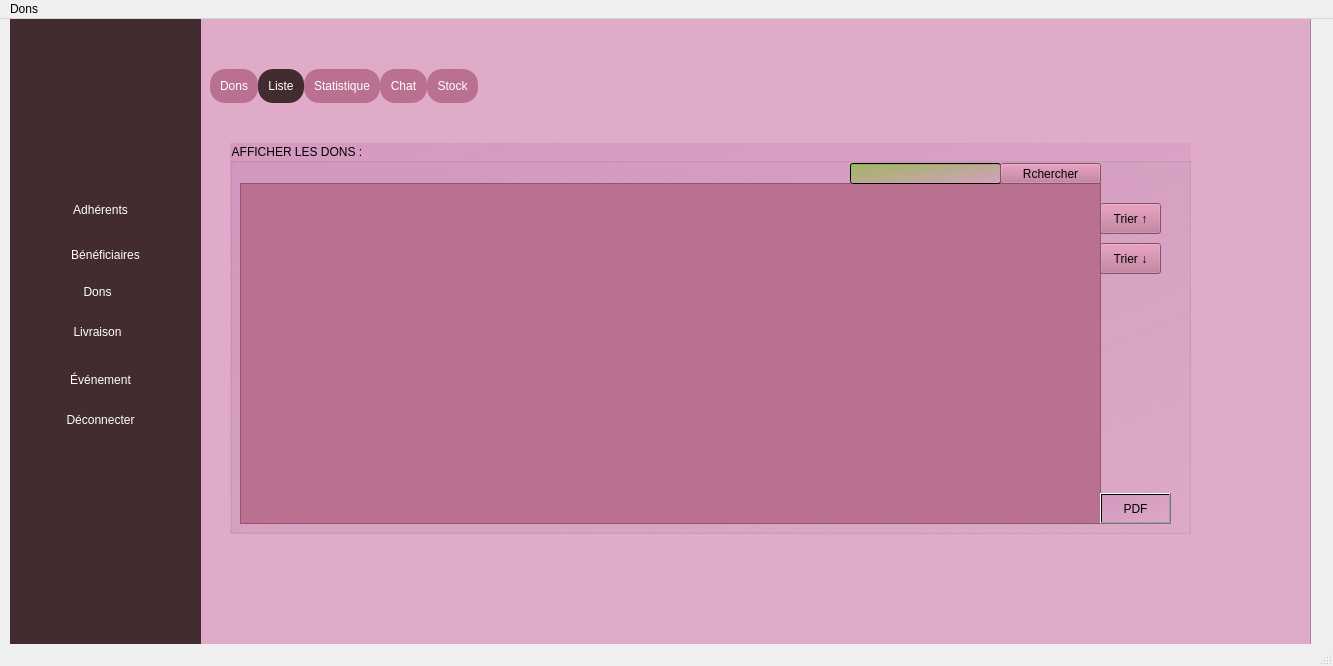
Old version of the form mainwindow.ui in the repository MayssaHakimi/Projet_Share_and_Care.
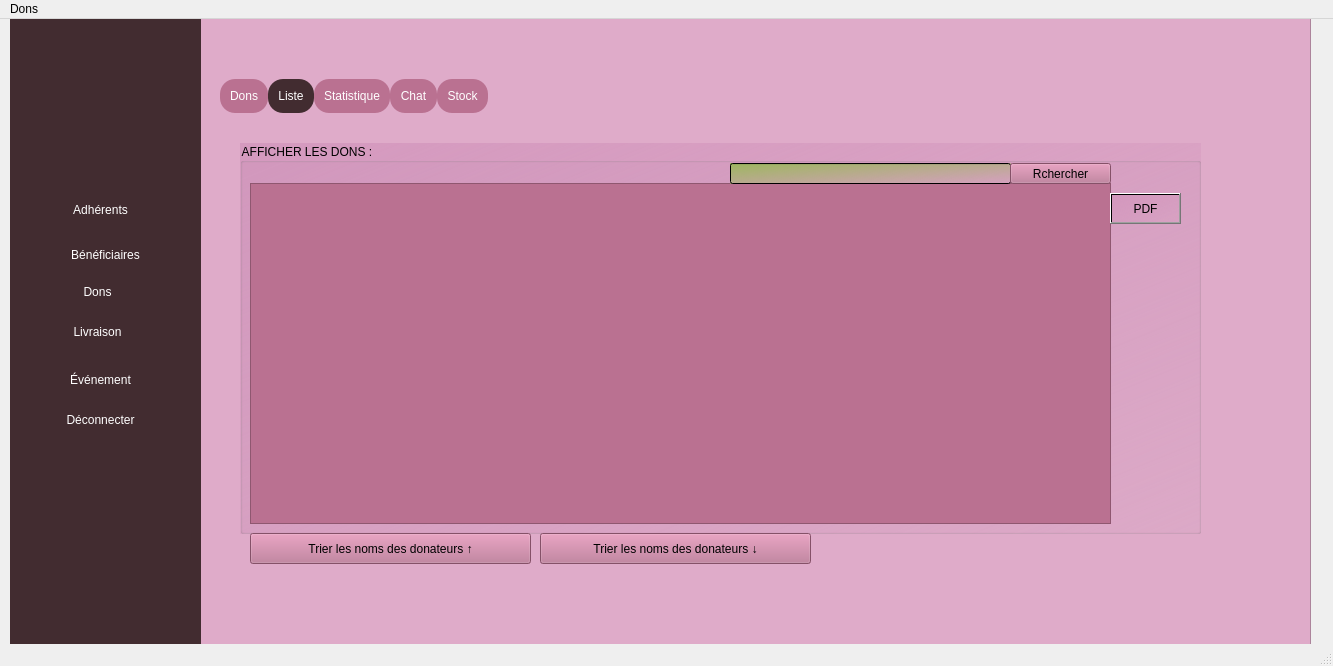
New version of the form. The open tabs and pages were chosen to show the change. Icons and pictures are not drawn.

```diff
--- a/mainwindow.ui
+++ b/mainwindow.ui
@@ -312,8 +312,8 @@
     <widget class="QTabWidget" name="tabWidget">
      <property name="geometry">
       <rect>
-       <x>20</x>
-       <y>300</y>
+       <x>30</x>
+       <y>310</y>
        <width>991</width>
        <height>551</height>
       </rect>
@@ -947,7 +947,7 @@
        <property name="geometry">
         <rect>
          <x>20</x>
-         <y>40</y>
+         <y>30</y>
          <width>961</width>
          <height>391</height>
         </rect>
@@ -978,36 +978,12 @@
          <enum>Qt::ElideLeft</enum>
         </property>
        </widget>
-       <widget class="QPushButton" name="pushButton_23">
-        <property name="geometry">
-         <rect>
-          <x>870</x>
-          <y>100</y>
-          <width>61</width>
-          <height>31</height>
-         </rect>
-        </property>
-        <property name="styleSheet">
-         <string notr="true">#pushButton_23
-{background:rgb(186, 113, 145);
-font: 75 italic 12pt &quot;Times New Roman&quot;;}
-#pushButton_23::hover{
-font: 75 italic 12pt &quot;Times New Roman&quot;;
-background:brown;
-color:white;
-}
-</string>
-        </property>
-        <property name="text">
-         <string>Trier ↓</string>
-        </property>
-       </widget>
        <widget class="QLineEdit" name="lineEdit_8">
         <property name="geometry">
          <rect>
-          <x>620</x>
+          <x>490</x>
           <y>20</y>
-          <width>151</width>
+          <width>281</width>
           <height>21</height>
          </rect>
         </property>
@@ -1017,6 +993,9 @@
 *{
 font: 75 italic 12pt &quot;Times New Roman&quot;;}</string>
         </property>
+        <property name="text">
+         <string/>
+        </property>
        </widget>
        <widget class="QPushButton" name="pushButton_7">
         <property name="geometry">
@@ -1046,7 +1025,7 @@
         <property name="geometry">
          <rect>
           <x>870</x>
-          <y>350</y>
+          <y>50</y>
           <width>71</width>
           <height>31</height>
          </rect>
@@ -1065,12 +1044,13 @@
          <string>PDF</string>
         </property>
        </widget>
+      </widget>
        <widget class="QPushButton" name="pushButton_22">
         <property name="geometry">
          <rect>
-          <x>870</x>
-          <y>60</y>
-          <width>61</width>
+         <x>30</x>
+         <y>420</y>
+         <width>281</width>
           <height>31</height>
          </rect>
         </property>
@@ -1087,9 +1067,32 @@
 </string>
         </property>
         <property name="text">
-         <string>Trier ↑</string>
-        </property>
-       </widget>
+        <string>Trier les noms des donateurs ↑</string>
+       </property>
+      </widget>
+      <widget class="QPushButton" name="pushButton_23">
+       <property name="geometry">
+        <rect>
+         <x>320</x>
+         <y>420</y>
+         <width>271</width>
+         <height>31</height>
+        </rect>
+       </property>
+       <property name="styleSheet">
+        <string notr="true">#pushButton_23
+{background:rgb(186, 113, 145);
+font: 75 italic 12pt &quot;Times New Roman&quot;;}
+#pushButton_23::hover{
+font: 75 italic 12pt &quot;Times New Roman&quot;;
+background:brown;
+color:white;
+}
+</string>
+       </property>
+       <property name="text">
+        <string>Trier les noms des donateurs ↓</string>
+       </property>
       </widget>
      </widget>
      <widget class="QWidget" name="tab_5">
```
Lines whose indentation alone changed are shown as unchanged.
